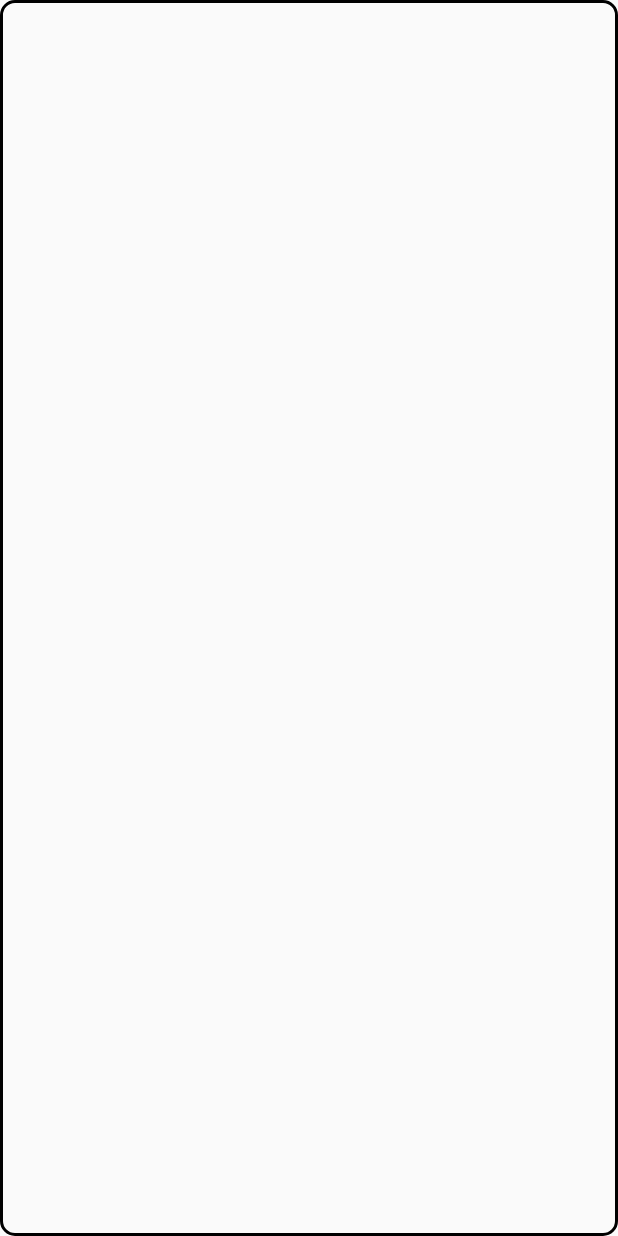
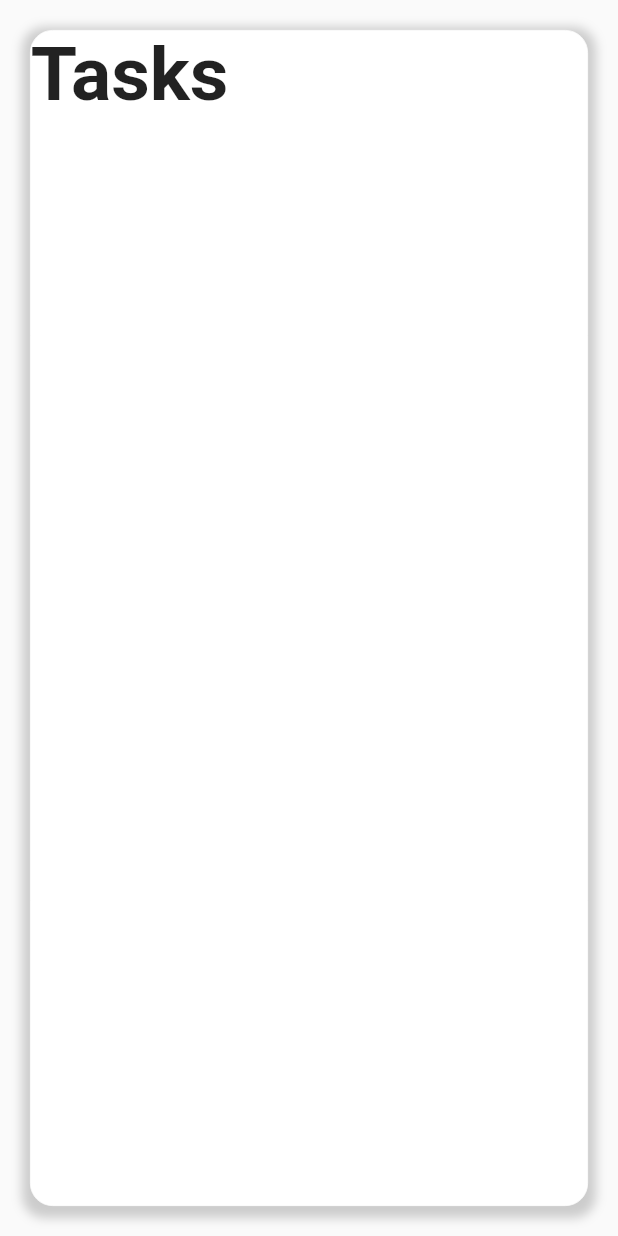
Before and after one commit to AkmalYu/TODO-list, a Flutter app: the screen it shows after launch, on a phone screen of 412 x 824 dp. Run offline on Flutter 3.47's test engine with Material 2 defaults, Android fonts, the phone set to English and light mode, and no system bars.

Commit message:
похожее хоть на что-то

```diff
--- a/lib/main.dart
+++ b/lib/main.dart
@@ -7,15 +7,39 @@ class MyApp extends StatelessWidget {
   Widget build(BuildContext context) {
     return MaterialApp(
       home: Scaffold(
-            body: Center(
+        body: Padding(
+          padding: const EdgeInsets.all(20),
           child: Container(
-                padding: EdgeInsets.all(20),
+            // margin: EdgeInsets.all(20),
             decoration: BoxDecoration(
+                color: Color(0xFFFFFFFF),
+                boxShadow: [
+                  BoxShadow(
+                    color: Colors.grey.withOpacity(0.5),
+                    spreadRadius: 5,
+                    blurRadius: 5,
+                    offset: Offset(0, 3), // changes position of shadow
+                  ),
+                ],
                 border: Border.all(
-                    width: 2.0,
-                    color: Color(0xFF000000),
+                  width: 0.5,
+                  color: Color(0xFFFFFFFF),
                 ),
-                  borderRadius: BorderRadius.circular(10)
+                borderRadius: BorderRadius.circular(15)),
+            child: Row(
+              children: [
+                Column(
+                  children: [
+                    Text(
+                      "Tasks",
+                      style: TextStyle(
+                        fontSize: 50,
+                        fontWeight: FontWeight.bold,
+                      ),
+                    ),
+                  ],
+                ),
+              ],
             ),
           ),
         ),
```
Lines whose indentation alone changed are shown as unchanged.
